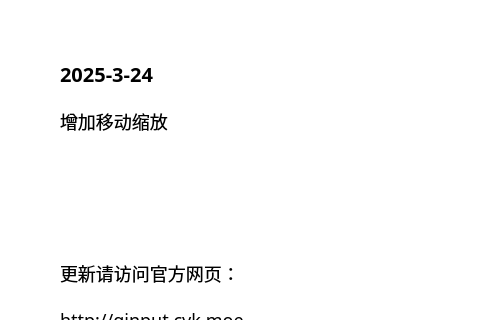
Before: the Qt Designer form source/ui/AboutUi.ui in ChiyukiGana/Quickinput, drawn with Qt 5; both pictures show x 0 to 480 and y 0 to 320 of the 640 by 440 pixel window.
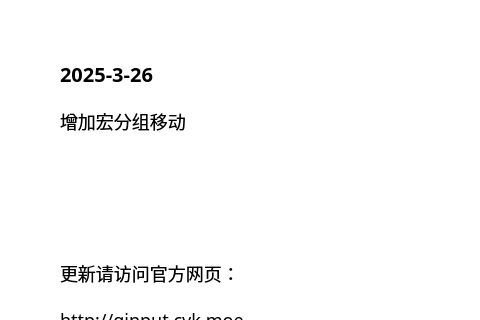
After: the same form once the commit is applied.

```diff
--- a/source/ui/AboutUi.ui
+++ b/source/ui/AboutUi.ui
@@ -91,7 +91,7 @@
          <string notr="true">font-size:20px</string>
         </property>
         <property name="text">
-         <string>2025-3-24</string>
+         <string>2025-3-26</string>
         </property>
         <property name="textFormat">
          <enum>Qt::PlainText</enum>
@@ -107,7 +107,7 @@
          </sizepolicy>
         </property>
         <property name="text">
-         <string>增加移动缩放</string>
+         <string>增加宏分组移动</string>
         </property>
         <property name="textFormat">
          <enum>Qt::PlainText</enum>
```
